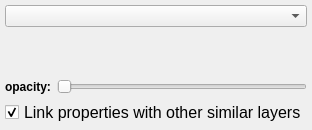
Qt form glue/viewers/scatter/qt/layer_style_editor.ui (glue-viz/glue) before a commit.
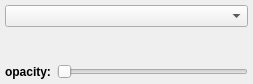
The same form after that commit.

Commit message: New scatter styles are now functional

Diff of the .ui file:
```diff
--- a/glue/viewers/scatter/qt/layer_style_editor.ui
+++ b/glue/viewers/scatter/qt/layer_style_editor.ui
@@ -7,7 +7,7 @@
     <x>0</x>
     <y>0</y>
     <width>253</width>
-    <height>130</height>
+    <height>84</height>
    </rect>
   </property>
   <property name="windowTitle">
@@ -23,21 +23,6 @@
    <item row="1" column="0" colspan="2">
     <widget class="QWidget" name="placeholder" native="true"/>
    </item>
-   <item row="4" column="0" colspan="2">
-    <widget class="QCheckBox" name="bool_link_other">
-     <property name="font">
-      <font>
-       <pointsize>12</pointsize>
-      </font>
-     </property>
-     <property name="text">
-      <string>Link properties with other similar layers</string>
-     </property>
-     <property name="checked">
-      <bool>true</bool>
-     </property>
-    </widget>
-   </item>
    <item row="3" column="0">
     <widget class="QLabel" name="label">
      <property name="font">
```
Left out of the diff: 14 changed lines with no effect on the pictures. The commit also changes 3 other files.
